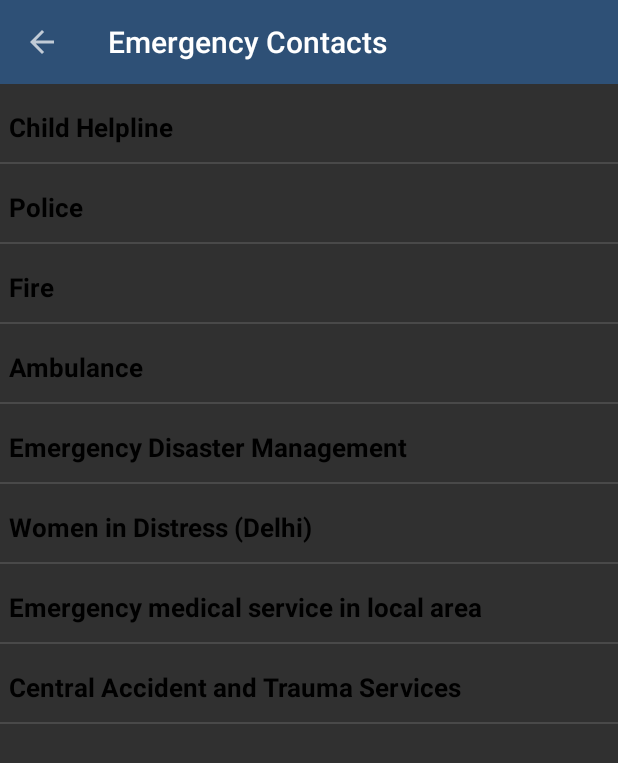
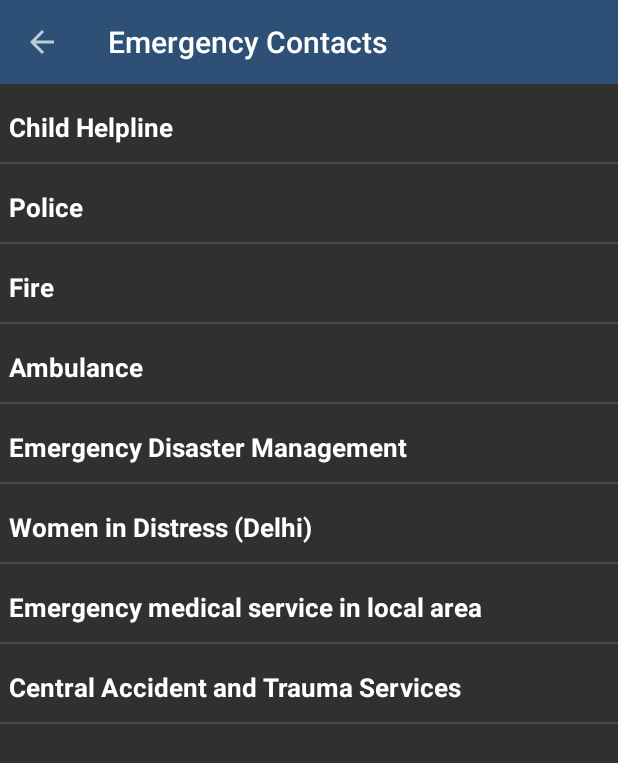
Before and after one commit to SaiArrow/EmergencyApp, an Android app: the EmergencyActivity screen opened directly, with no data from a screen before it, on a phone screen of 412 x 824 dp. Shown: the top 763 px of the screen. Run offline under Robolectric (Android 15) with nearby library versions, the light colour scheme and no system bars.

Commit message:
Color Change

```diff
--- a/app/src/main/java/thedorkknightrises/emergencyapp/ui/EmergencyActivity.java
+++ b/app/src/main/java/thedorkknightrises/emergencyapp/ui/EmergencyActivity.java
@@ -149,7 +149,7 @@ public class EmergencyActivity extends AppCompatActivity {
             }
 
             holder.text.setText(getGroup(groupPosition).toString());
-            holder.text.setTextColor(Color.BLACK);
+            holder.text.setTextColor(Color.WHITE);
 
             return convertView;
         }
--- a/app/src/main/res/menu/activity_main_drawer.xml
+++ b/app/src/main/res/menu/activity_main_drawer.xml
@@ -4,15 +4,15 @@
     <group android:checkableBehavior="single">
         <item
             android:id="@+id/nav_camera"
-            android:icon="@drawable/batman"
+            android:icon="@drawable/icon"
             android:title="Safety Tips" />
         <item
             android:id="@+id/nav_gallery"
-            android:icon="@drawable/batman"
+            android:icon="@drawable/icon"
             android:title="Personal Emergency Contacts" />
         <item
             android:id="@+id/nav_slideshow"
-            android:icon="@drawable/batman"
+            android:icon="@drawable/icon"
             android:title="Newsfeed" />
     </group>
 
```
